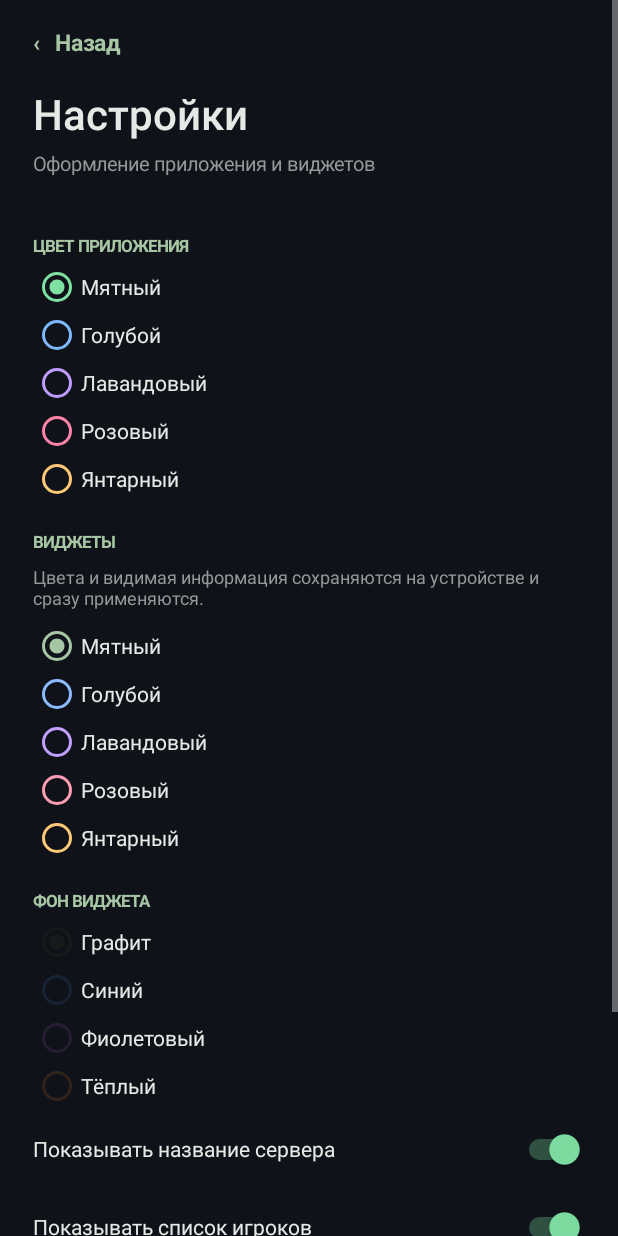
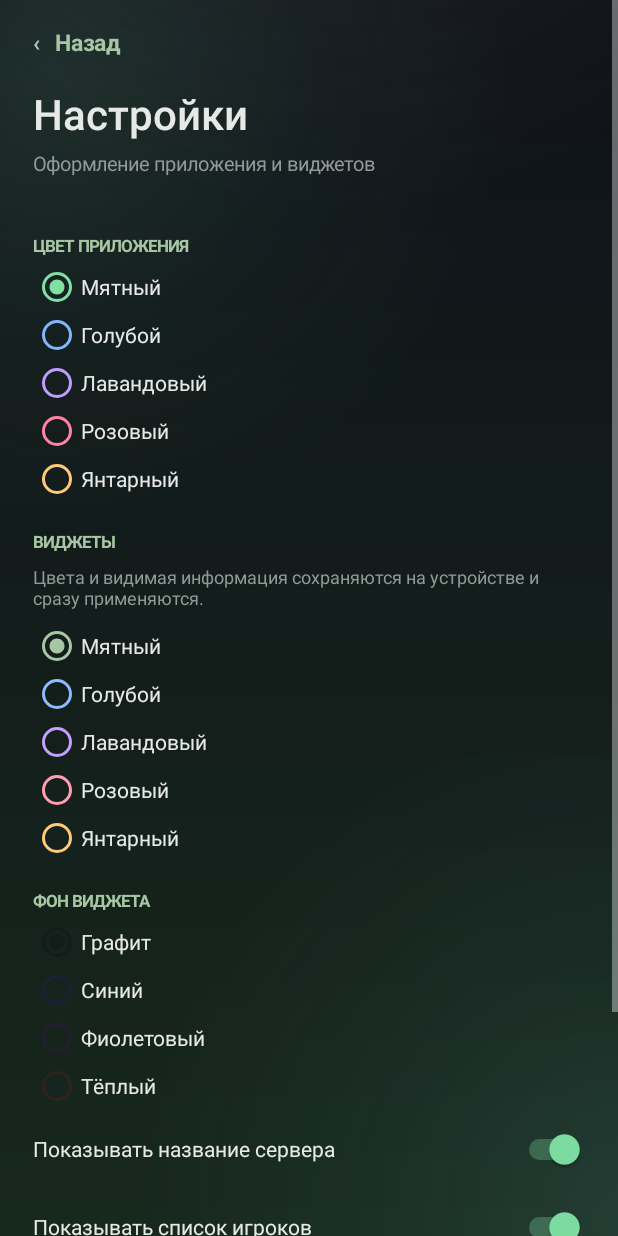
Before and after one commit to skyk0l/mc-monitor-android, an Android app: the SettingsActivity screen opened directly, with no data from a screen before it, on a phone screen of 412 x 824 dp. Run offline under Robolectric (Android 15) with nearby library versions, the phone set to English and light mode, and no system bars.

Commit message:
fix: polish settings insets and cloud sync
Co-authored-by: Copilot <223556219+Copilot@users.noreply.github.com>

```diff
--- a/app/build.gradle
+++ b/app/build.gradle
@@ -10,8 +10,8 @@ android {
         applicationId "com.mcmonitor.app"
         minSdk 26
         targetSdk 35
-        versionCode 4
-        versionName "1.3.0"
+        versionCode 5
+        versionName "1.3.1"
     }
 
     buildTypes {
--- a/app/src/main/java/com/mcmonitor/app/SettingsActivity.java
+++ b/app/src/main/java/com/mcmonitor/app/SettingsActivity.java
@@ -3,7 +3,13 @@ package com.mcmonitor.app;
 import android.app.Activity;
 import android.graphics.Color;
 import android.graphics.Typeface;
+import android.graphics.Insets;
 import android.os.Bundle;
+import android.os.Build;
+import android.view.View;
+import android.view.WindowInsets;
+import android.view.WindowManager;
+import android.widget.FrameLayout;
 import android.widget.LinearLayout;
 import android.widget.RadioButton;
 import android.widget.RadioGroup;
@@ -22,22 +28,41 @@ public class SettingsActivity extends Activity {
     };
 
     private LinearLayout content;
+    private View root;
+    private BackdropView backdrop;
 
     @Override
     protected void onCreate(Bundle savedInstanceState) {
         super.onCreate(savedInstanceState);
-        getWindow().setStatusBarColor(Color.rgb(15, 18, 25));
+        int appAccent = getSharedPreferences("app_settings", MODE_PRIVATE)
+                .getInt("accent_color", APP_ACCENTS[0]);
+        getWindow().setStatusBarColor(
+                Build.VERSION.SDK_INT >= 35
+                        ? Color.TRANSPARENT : BackdropView.topBarColor(appAccent));
         getWindow().setNavigationBarColor(Color.rgb(15, 18, 25));
+        if (Build.VERSION.SDK_INT >= Build.VERSION_CODES.P) {
+            getWindow().getAttributes().layoutInDisplayCutoutMode =
+                    WindowManager.LayoutParams.LAYOUT_IN_DISPLAY_CUTOUT_MODE_SHORT_EDGES;
+        }
 
+        FrameLayout frame = new FrameLayout(this);
+        root = frame;
+        backdrop = new BackdropView(this);
+        backdrop.setAccentColor(appAccent);
+        frame.addView(backdrop, new FrameLayout.LayoutParams(
+                FrameLayout.LayoutParams.MATCH_PARENT, FrameLayout.LayoutParams.MATCH_PARENT));
         ScrollView scroll = new ScrollView(this);
         scroll.setFillViewport(true);
+        scroll.setBackgroundColor(Color.TRANSPARENT);
         content = new LinearLayout(this);
         content.setOrientation(LinearLayout.VERTICAL);
         int padding = dp(22);
         content.setPadding(padding, dp(18), padding, dp(24));
-        content.setBackgroundColor(Color.rgb(15, 18, 25));
+        content.setBackgroundColor(Color.TRANSPARENT);
         scroll.addView(content);
-        setContentView(scroll);
+        frame.addView(scroll, new FrameLayout.LayoutParams(
+                FrameLayout.LayoutParams.MATCH_PARENT, FrameLayout.LayoutParams.MATCH_PARENT));
+        setContentView(frame);
 
         TextView back = text("‹   Назад", 15, 0xFFA7C6A4);
         back.setTypeface(Typeface.DEFAULT_BOLD);
@@ -56,8 +81,14 @@ public class SettingsActivity extends Activity {
         addColorChoices(APP_ACCENT_NAMES, APP_ACCENTS,
                 getSharedPreferences("app_settings", MODE_PRIVATE)
                         .getInt("accent_color", APP_ACCENTS[0]),
-                color -> getSharedPreferences("app_settings", MODE_PRIVATE).edit()
-                        .putInt("accent_color", color).apply());
+                color -> {
+                    getSharedPreferences("app_settings", MODE_PRIVATE).edit()
+                            .putInt("accent_color", color).apply();
+                    backdrop.setAccentColor(color);
+                    getWindow().setStatusBarColor(
+                            Build.VERSION.SDK_INT >= 35
+                                    ? Color.TRANSPARENT : BackdropView.topBarColor(color));
+                });
 
         addSection("ВИДЖЕТЫ");
         addHint("Цвета и видимая информация сохраняются на устройстве и сразу применяются.");
@@ -81,6 +112,32 @@ public class SettingsActivity extends Activity {
         TextView account = text("Аккаунт и синхронизация находятся в меню профиля.", 12, 0xFF929A97);
         account.setPadding(0, dp(18), 0, 0);
         content.addView(account);
+        applyWindowInsets();
+    }
+
+    private void applyWindowInsets() {
+        final int baseTop = content.getPaddingTop();
+        final int baseBottom = content.getPaddingBottom();
+        root.setOnApplyWindowInsetsListener((view, insets) -> {
+            int top;
+            int bottom;
+            if (Build.VERSION.SDK_INT >= Build.VERSION_CODES.R) {
+                Insets bars = insets.getInsets(
+                        WindowInsets.Type.systemBars() | WindowInsets.Type.displayCutout());
+                top = bars.top;
+                bottom = bars.bottom;
+            } else {
+                top = insets.getSystemWindowInsetTop();
+                bottom = insets.getSystemWindowInsetBottom();
+            }
+            content.setPadding(
+                    content.getPaddingLeft(),
+                    baseTop + top,
+                    content.getPaddingRight(),
+                    baseBottom + bottom);
+            return insets;
+        });
+        root.requestApplyInsets();
     }
 
     private void addColorChoices(
@@ -90,13 +147,20 @@ public class SettingsActivity extends Activity {
         for (int i = 0; i < names.length; i++) {
             final int color = colors[i];
             RadioButton button = new RadioButton(this);
+            button.setId(View.generateViewId());
             button.setText(names[i]);
             button.setTextColor(0xFFE6E9E5);
             button.setButtonTintList(android.content.res.ColorStateList.valueOf(color));
             button.setChecked(color == selected);
-            button.setOnClickListener(v -> listener.select(color));
+            button.setTag(color);
             group.addView(button);
         }
+        group.setOnCheckedChangeListener((checkedGroup, checkedId) -> {
+            View checked = checkedGroup.findViewById(checkedId);
+            if (checked != null && checked.getTag() instanceof Integer) {
+                listener.select((Integer) checked.getTag());
+            }
+        });
         content.addView(group);
     }
 
@@ -108,17 +172,22 @@ public class SettingsActivity extends Activity {
         for (int i = 0; i < WidgetSettingsStore.BACKGROUNDS.length; i++) {
             final int index = i;
             RadioButton button = new RadioButton(this);
+            button.setId(View.generateViewId());
             button.setText(WidgetSettingsStore.BACKGROUND_NAMES[i]);
             button.setTextColor(0xFFE6E9E5);
             button.setButtonTintList(android.content.res.ColorStateList.valueOf(
                     WidgetSettingsStore.BACKGROUNDS[i]));
             button.setChecked(i == selected);
-            button.setOnClickListener(v -> {
-                WidgetSettingsStore.setBackground(this, index);
-                WidgetUpdater.renderAll(this);
-            });
+            button.setTag(index);
             group.addView(button);
         }
+        group.setOnCheckedChangeListener((checkedGroup, checkedId) -> {
+            View checked = checkedGroup.findViewById(checkedId);
+            if (checked != null && checked.getTag() instanceof Integer) {
+                WidgetSettingsStore.setBackground(this, (Integer) checked.getTag());
+                WidgetUpdater.renderAll(this);
+            }
+        });
         content.addView(group);
     }
 
--- a/app/src/main/res/layout/activity_main.xml
+++ b/app/src/main/res/layout/activity_main.xml
@@ -8,12 +8,6 @@
         android:id="@+id/backdrop"
         android:layout_width="match_parent"
         android:layout_height="match_parent" />
-
-    <View
-        android:id="@+id/statusScrim"
-        android:layout_width="match_parent"
-        android:layout_height="0dp"
-        android:background="@drawable/bg_status_scrim" />
 
     <LinearLayout
         android:id="@+id/content"
```
Also changed, not shown: app/src/main/java/com/mcmonitor/app/AccountSessionStore.java (+10 -9 lines), app/src/main/java/com/mcmonitor/app/BackdropView.java (+9 -0 lines), app/src/main/java/com/mcmonitor/app/MainActivity.java (+16 -16 lines).
